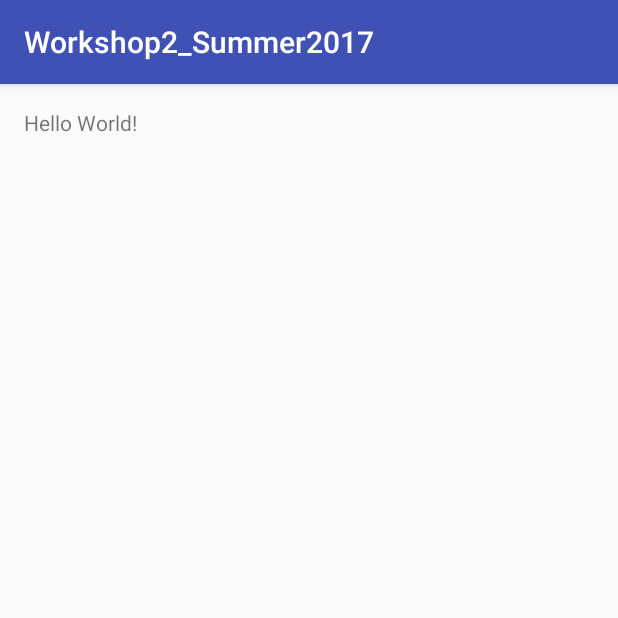
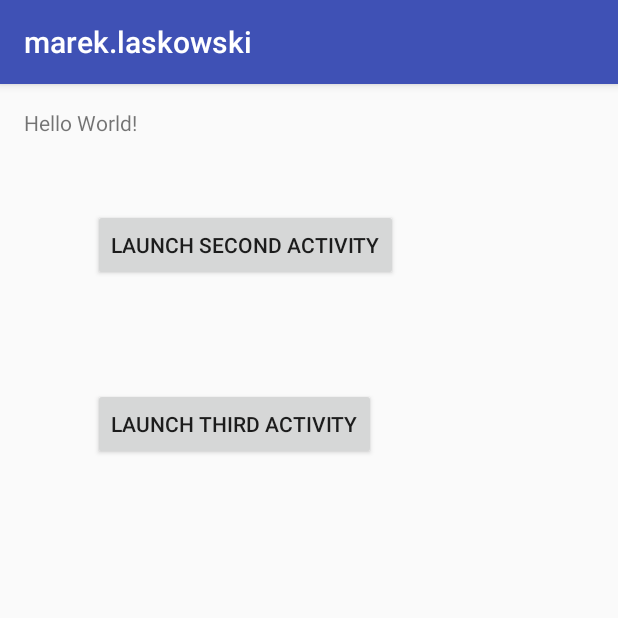
Before and after one commit to Markieta/Workshop2_Summer2017, an Android app: the screen it shows after launch (MainActivity), on a phone screen of 412 x 824 dp, the top half of it. Run offline under Robolectric (Android 15) with nearby library versions, the phone set to English and light mode, and no system bars.

Commit message:
added all activities and buttons on MainActivity

```diff
--- a/app/src/main/res/layout/activity_main.xml
+++ b/app/src/main/res/layout/activity_main.xml
@@ -14,5 +14,25 @@
     <TextView
         android:layout_width="wrap_content"
         android:layout_height="wrap_content"
-        android:text="Hello World!" />
+        android:text="Hello World!"
+        android:id="@+id/textView1" />
+
+    <Button
+        android:text="Launch Second Activity"
+        android:layout_width="wrap_content"
+        android:layout_height="wrap_content"
+        android:layout_below="@+id/textView1"
+        android:layout_alignParentStart="true"
+        android:layout_marginStart="46dp"
+        android:layout_marginTop="48dp"
+        android:id="@+id/a2_button" />
+
+    <Button
+        android:text="Launch Third Activity"
+        android:layout_width="wrap_content"
+        android:layout_height="wrap_content"
+        android:layout_below="@+id/a2_button"
+        android:layout_alignStart="@+id/a2_button"
+        android:layout_marginTop="71dp"
+        android:id="@+id/a3_button" />
 </RelativeLayout>
--- a/app/src/main/res/values/strings.xml
+++ b/app/src/main/res/values/strings.xml
@@ -1,3 +1,3 @@
 <resources>
-    <string name="app_name">Workshop2_Summer2017</string>
+    <string name="app_name">marek.laskowski</string>
 </resources>
```
